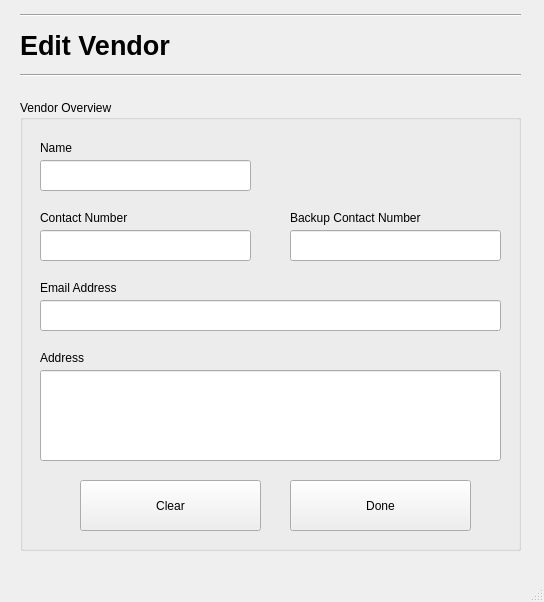
First picture: the form in Screens/EditVendors.ui, repository basil-ali-khan/Inventory-Management-System, before the edit.
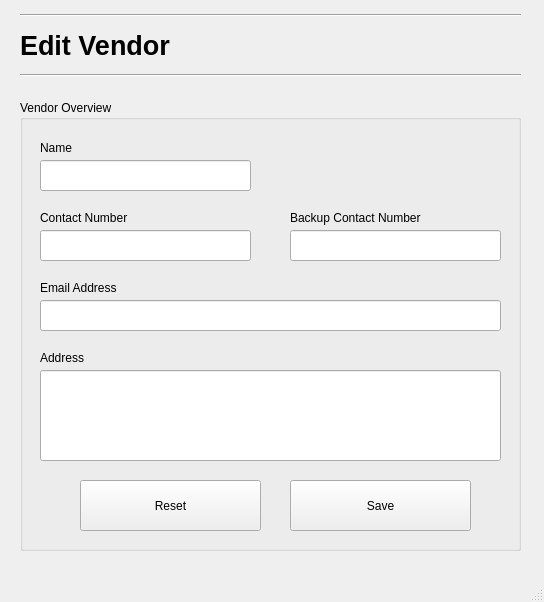
Second picture: the form after the edit.

Commit message: Customer, Vendor Done

What changed in the file:
```diff
--- a/Screens/EditVendors.ui
+++ b/Screens/EditVendors.ui
@@ -130,7 +130,7 @@
       <rect>
        <x>270</x>
        <y>110</y>
-       <width>141</width>
+       <width>151</width>
        <height>16</height>
       </rect>
      </property>
@@ -191,7 +191,7 @@
       </rect>
      </property>
      <property name="text">
-      <string>Clear</string>
+      <string>Reset</string>
      </property>
     </widget>
    </widget>
@@ -225,7 +225,7 @@
      </rect>
     </property>
     <property name="text">
-     <string>Done</string>
+     <string>Save</string>
     </property>
    </widget>
   </widget>
```
Left out of the diff: 16 changed lines with no effect on the pictures. The commit also changes 14 other files.
